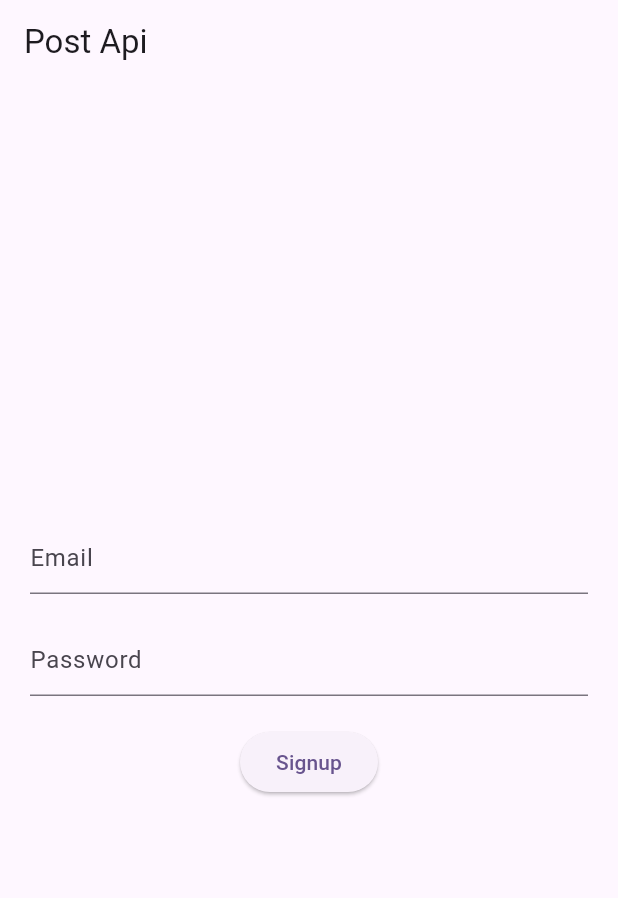
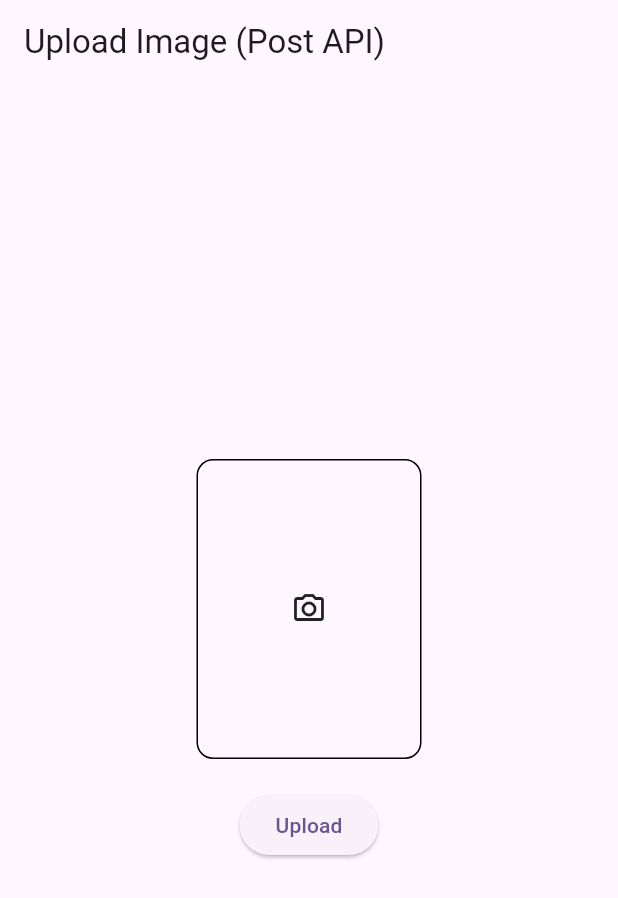
Before and after one commit to saliq03/Rest-APIs-practice, a Flutter app: the screen it shows after launch, on a phone screen of 412 x 824 dp. Shown: the top 898 px of the screen. Run offline on Flutter 3.47's test engine with Material 3 defaults, Android fonts, the phone set to English and light mode, and no system bars; our stand-ins replace image_picker.

Commit message:
adding pick image method

```diff
--- /dev/null
+++ b/lib/UploadImageToApi.dart
@@ -0,0 +1,64 @@
+import 'dart:io';
+import 'package:image_picker/image_picker.dart';
+import 'package:flutter/material.dart';
+
+class Uploadimagetoapi extends StatefulWidget {
+  const Uploadimagetoapi({super.key});
+
+  @override
+  State<Uploadimagetoapi> createState() => _UploadimagetoapiState();
+}
+
+class _UploadimagetoapiState extends State<Uploadimagetoapi> {
+  File? pickedImage;
+
+  PickImage()async{
+    try {
+      final img = await ImagePicker().pickImage(source: ImageSource.gallery);
+      if (img == null) return;
+      final tempImg = await File(img.path);
+      setState(() {
+        pickedImage = tempImg;
+      });
+    }
+    catch (e){
+      print(e.toString());
+    }
+  }
+  @override
+  Widget build(BuildContext context) {
+    return Scaffold(
+      appBar: AppBar(
+        title: Text("Upload Image (Post API)"),
+      ),
+
+      body: Column(
+        crossAxisAlignment: CrossAxisAlignment.center,
+        mainAxisAlignment: MainAxisAlignment.center,
+        children: [
+          GestureDetector(
+            onTap: (){
+              print("image called");
+              PickImage();
+            },
+            child: Container(
+              height: 200,
+              width: 150,
+              decoration: BoxDecoration(
+                border: Border.all(color: Colors.black),
+                borderRadius: BorderRadius.circular(11)
+              ),
+              child: pickedImage==null?Center(child: Icon(Icons.camera_alt_outlined)):
+              ClipRRect(borderRadius: BorderRadius.circular(11),
+                  child: Image.file(pickedImage!,width: 150,height: 200,fit: BoxFit.cover,)),
+            ),
+          ),
+          SizedBox(height: 20,width: MediaQuery.of(context).size.width,),
+          ElevatedButton(onPressed: (){
+
+          }, child: Text("Upload"))
+        ],
+      ),
+    );
+  }
+}
--- a/lib/main.dart
+++ b/lib/main.dart
@@ -1,5 +1,6 @@
 import 'package:flutter/material.dart';
 import 'package:rest_api_practice/Productshow.dart';
+import 'package:rest_api_practice/UploadImageToApi.dart';
 import 'package:rest_api_practice/home.dart';
 import 'package:rest_api_practice/practicePost.dart';
 
@@ -20,7 +21,7 @@ class MyApp extends StatelessWidget {
         colorScheme: ColorScheme.fromSeed(seedColor: Colors.deepPurple),
         useMaterial3: true,
       ),
-      home: Practicepost()
+      home: Uploadimagetoapi()
     );
   }
 }
--- a/pubspec.yaml
+++ b/pubspec.yaml
@@ -36,6 +36,7 @@ dependencies:
   # Use with the CupertinoIcons class for iOS style icons.
   cupertino_icons: ^1.0.6
   http: ^1.2.2
+  image_picker: ^1.1.2
 
 dev_dependencies:
   flutter_test:
```
Also changed, not shown: pubspec.lock, 6 other files.
